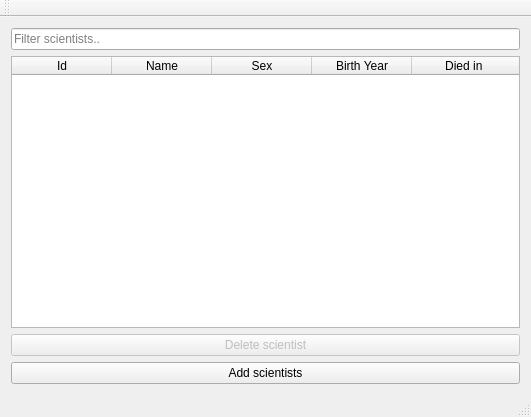
This is Group36W3/mainwindow.ui in skulia15/Group36 as Qt 5 draws it before an edit. The edited form follows.
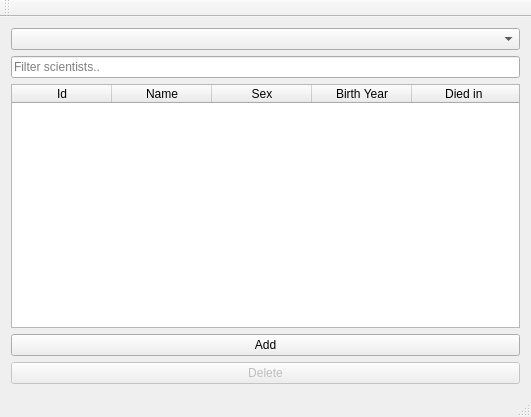
This is the edited form.

```diff
--- a/Group36W3/mainwindow.ui
+++ b/Group36W3/mainwindow.ui
@@ -15,6 +15,13 @@
   </property>
   <widget class="QWidget" name="centralWidget">
    <layout class="QVBoxLayout" name="verticalLayout">
+    <item>
+     <widget class="QComboBox" name="Dropdown_Menu">
+      <property name="toolTip">
+       <string>&lt;html&gt;&lt;head/&gt;&lt;body&gt;&lt;p&gt;Choose repository&lt;/p&gt;&lt;/body&gt;&lt;/html&gt;</string>
+      </property>
+     </widget>
+    </item>
     <item>
      <widget class="QLineEdit" name="Input_Filter_Scientists">
       <property name="placeholderText">
@@ -67,20 +74,20 @@
       </item>
      </layout>
     </item>
+    <item>
+     <widget class="QPushButton" name="button_add_scientist">
+      <property name="text">
+       <string>Add</string>
+      </property>
+     </widget>
+    </item>
     <item>
      <widget class="QPushButton" name="button_delete_scientist">
       <property name="enabled">
        <bool>false</bool>
       </property>
       <property name="text">
-       <string>Delete scientist</string>
-      </property>
-     </widget>
-    </item>
-    <item>
-     <widget class="QPushButton" name="button_add_scientist">
-      <property name="text">
-       <string>Add scientists</string>
+       <string>Delete</string>
       </property>
      </widget>
     </item>
```
